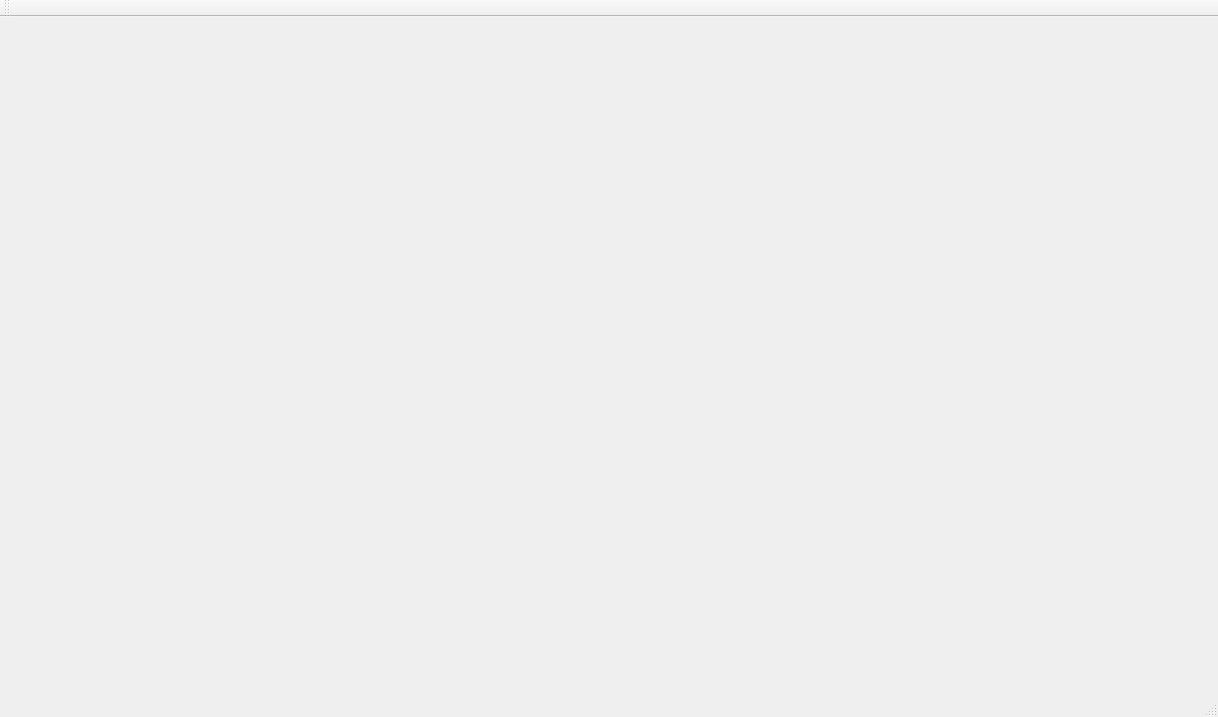
luisjogl/DC-motor-regulator, file mainwindow.ui: the form before one commit.
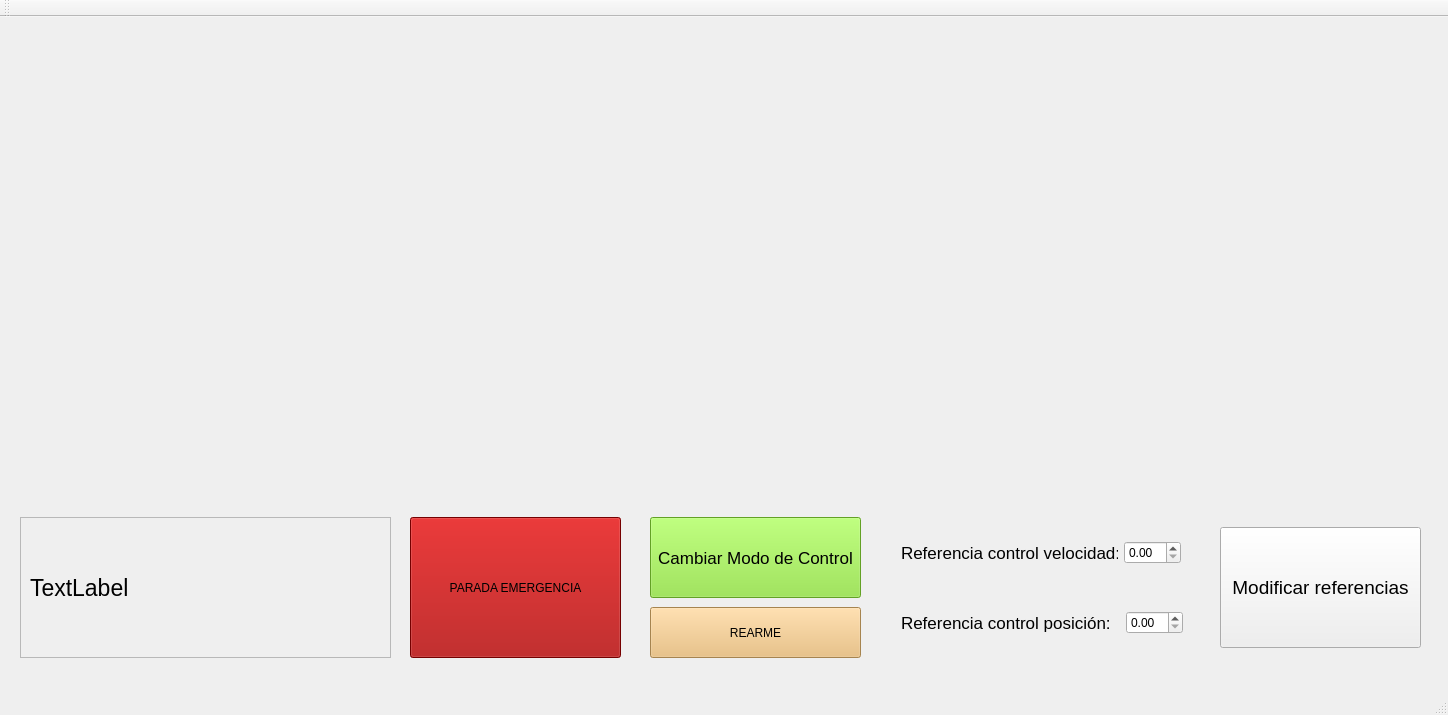
The form after the commit. Custom widgets are drawn as their Qt base class.

Commit message: Mejorada UI y clases PID

What changed in the file:
```diff
--- a/mainwindow.ui
+++ b/mainwindow.ui
@@ -6,8 +6,8 @@
    <rect>
     <x>0</x>
     <y>0</y>
-    <width>1218</width>
-    <height>717</height>
+    <width>1448</width>
+    <height>715</height>
    </rect>
   </property>
   <property name="windowTitle">
@@ -17,12 +17,1407 @@
    <widget class="QCustomPlot" name="customPlot" native="true">
     <property name="geometry">
      <rect>
-      <x>339</x>
-      <y>19</y>
-      <width>851</width>
-      <height>441</height>
-     </rect>
-    </property>
+      <x>360</x>
+      <y>30</y>
+      <width>1061</width>
+      <height>421</height>
+     </rect>
+    </property>
+   </widget>
+   <widget class="QPushButton" name="botonModificarRefs">
+    <property name="geometry">
+     <rect>
+      <x>1220</x>
+      <y>510</y>
+      <width>201</width>
+      <height>121</height>
+     </rect>
+    </property>
+    <property name="font">
+     <font>
+      <pointsize>14</pointsize>
+     </font>
+    </property>
+    <property name="text">
+     <string>Modificar referencias</string>
+    </property>
+   </widget>
+   <widget class="QPushButton" name="botonCambiaModo">
+    <property name="geometry">
+     <rect>
+      <x>650</x>
+      <y>500</y>
+      <width>211</width>
+      <height>81</height>
+     </rect>
+    </property>
+    <property name="palette">
+     <palette>
+      <active>
+       <colorrole role="WindowText">
+        <brush brushstyle="SolidPattern">
+         <color alpha="255">
+          <red>0</red>
+          <green>0</green>
+          <blue>0</blue>
+         </color>
+        </brush>
+       </colorrole>
+       <colorrole role="Button">
+        <brush brushstyle="SolidPattern">
+         <color alpha="255">
+          <red>138</red>
+          <green>226</green>
+          <blue>52</blue>
+         </color>
+        </brush>
+       </colorrole>
+       <colorrole role="Light">
+        <brush brushstyle="SolidPattern">
+         <color alpha="255">
+          <red>198</red>
+          <green>255</green>
+          <blue>143</blue>
+         </color>
+        </brush>
+       </colorrole>
+       <colorrole role="Midlight">
+        <brush brushstyle="SolidPattern">
+         <color alpha="255">
+          <red>168</red>
+          <green>240</green>
+          <blue>97</blue>
+         </color>
+        </brush>
+       </colorrole>
+       <colorrole role="Dark">
+        <brush brushstyle="SolidPattern">
+         <color alpha="255">
+          <red>69</red>
+          <green>113</green>
+          <blue>26</blue>
+         </color>
+        </brush>
+       </colorrole>
+       <colorrole role="Mid">
+        <brush brushstyle="SolidPattern">
+         <color alpha="255">
+          <red>92</red>
+          <green>151</green>
+          <blue>34</blue>
+         </color>
+        </brush>
+       </colorrole>
+       <colorrole role="Text">
+        <brush brushstyle="SolidPattern">
+         <color alpha="255">
+          <red>0</red>
+          <green>0</green>
+          <blue>0</blue>
+         </color>
+        </brush>
+       </colorrole>
+       <colorrole role="BrightText">
+        <brush brushstyle="SolidPattern">
+         <color alpha="255">
+          <red>255</red>
+          <green>255</green>
+          <blue>255</blue>
+         </color>
+        </brush>
+       </colorrole>
+       <colorrole role="ButtonText">
+        <brush brushstyle="SolidPattern">
+         <color alpha="255">
+          <red>0</red>
+          <green>0</green>
+          <blue>0</blue>
+         </color>
+        </brush>
+       </colorrole>
+       <colorrole role="Base">
+        <brush brushstyle="SolidPattern">
+         <color alpha="255">
+          <red>255</red>
+          <green>255</green>
+          <blue>255</blue>
+         </color>
+        </brush>
+       </colorrole>
+       <colorrole role="Window">
+        <brush brushstyle="SolidPattern">
+         <color alpha="255">
+          <red>138</red>
+          <green>226</green>
+          <blue>52</blue>
+         </color>
+        </brush>
+       </colorrole>
+       <colorrole role="Shadow">
+        <brush brushstyle="SolidPattern">
+         <color alpha="255">
+          <red>0</red>
+          <green>0</green>
+          <blue>0</blue>
+         </color>
+        </brush>
+       </colorrole>
+       <colorrole role="AlternateBase">
+        <brush brushstyle="SolidPattern">
+         <color alpha="255">
+          <red>196</red>
+          <green>240</green>
+          <blue>153</blue>
+         </color>
+        </brush>
+       </colorrole>
+       <colorrole role="ToolTipBase">
+        <brush brushstyle="SolidPattern">
+         <color alpha="255">
+          <red>255</red>
+          <green>255</green>
+          <blue>220</blue>
+         </color>
+        </brush>
+       </colorrole>
+       <colorrole role="ToolTipText">
+        <brush brushstyle="SolidPattern">
+         <color alpha="255">
+          <red>0</red>
+          <green>0</green>
+          <blue>0</blue>
+         </color>
+        </brush>
+       </colorrole>
+      </active>
+      <inactive>
+       <colorrole role="WindowText">
+        <brush brushstyle="SolidPattern">
+         <color alpha="255">
+          <red>0</red>
+          <green>0</green>
+          <blue>0</blue>
+         </color>
+        </brush>
+       </colorrole>
+       <colorrole role="Button">
+        <brush brushstyle="SolidPattern">
+         <color alpha="255">
+          <red>138</red>
+          <green>226</green>
+          <blue>52</blue>
+         </color>
+        </brush>
+       </colorrole>
+       <colorrole role="Light">
+        <brush brushstyle="SolidPattern">
+         <color alpha="255">
+          <red>198</red>
+          <green>255</green>
+          <blue>143</blue>
+         </color>
+        </brush>
+       </colorrole>
+       <colorrole role="Midlight">
+        <brush brushstyle="SolidPattern">
+         <color alpha="255">
+          <red>168</red>
+          <green>240</green>
+          <blue>97</blue>
+         </color>
+        </brush>
+       </colorrole>
+       <colorrole role="Dark">
+        <brush brushstyle="SolidPattern">
+         <color alpha="255">
+          <red>69</red>
+          <green>113</green>
+          <blue>26</blue>
+         </color>
+        </brush>
+       </colorrole>
+       <colorrole role="Mid">
+        <brush brushstyle="SolidPattern">
+         <color alpha="255">
+          <red>92</red>
+          <green>151</green>
+          <blue>34</blue>
+         </color>
+        </brush>
+       </colorrole>
+       <colorrole role="Text">
+        <brush brushstyle="SolidPattern">
+         <color alpha="255">
+          <red>0</red>
+          <green>0</green>
+          <blue>0</blue>
+         </color>
+        </brush>
+       </colorrole>
+       <colorrole role="BrightText">
+        <brush brushstyle="SolidPattern">
+         <color alpha="255">
+          <red>255</red>
+          <green>255</green>
+          <blue>255</blue>
+         </color>
+        </brush>
+       </colorrole>
+       <colorrole role="ButtonText">
+        <brush brushstyle="SolidPattern">
+         <color alpha="255">
+          <red>0</red>
+          <green>0</green>
+          <blue>0</blue>
+         </color>
+        </brush>
+       </colorrole>
+       <colorrole role="Base">
+        <brush brushstyle="SolidPattern">
+         <color alpha="255">
+          <red>255</red>
+          <green>255</green>
+          <blue>255</blue>
+         </color>
+        </brush>
+       </colorrole>
+       <colorrole role="Window">
+        <brush brushstyle="SolidPattern">
+         <color alpha="255">
+          <red>138</red>
+          <green>226</green>
+          <blue>52</blue>
+         </color>
+        </brush>
+       </colorrole>
+       <colorrole role="Shadow">
+        <brush brushstyle="SolidPattern">
+         <color alpha="255">
+          <red>0</red>
+          <green>0</green>
+          <blue>0</blue>
+         </color>
+        </brush>
+       </colorrole>
+       <colorrole role="AlternateBase">
+        <brush brushstyle="SolidPattern">
+         <color alpha="255">
+          <red>196</red>
+          <green>240</green>
+          <blue>153</blue>
+         </color>
+        </brush>
+       </colorrole>
+       <colorrole role="ToolTipBase">
+        <brush brushstyle="SolidPattern">
+         <color alpha="255">
+          <red>255</red>
+          <green>255</green>
+          <blue>220</blue>
+         </color>
+        </brush>
+       </colorrole>
+       <colorrole role="ToolTipText">
+        <brush brushstyle="SolidPattern">
+         <color alpha="255">
+          <red>0</red>
+          <green>0</green>
+          <blue>0</blue>
+         </color>
+        </brush>
+       </colorrole>
+      </inactive>
+      <disabled>
+       <colorrole role="WindowText">
+        <brush brushstyle="SolidPattern">
+         <color alpha="255">
+          <red>69</red>
+          <green>113</green>
+          <blue>26</blue>
+         </color>
+        </brush>
+       </colorrole>
+       <colorrole role="Button">
+        <brush brushstyle="SolidPattern">
+         <color alpha="255">
+          <red>138</red>
+          <green>226</green>
+          <blue>52</blue>
+         </color>
+        </brush>
+       </colorrole>
+       <colorrole role="Light">
+        <brush brushstyle="SolidPattern">
+         <color alpha="255">
+          <red>198</red>
+          <green>255</green>
+          <blue>143</blue>
+         </color>
+        </brush>
+       </colorrole>
+       <colorrole role="Midlight">
+        <brush brushstyle="SolidPattern">
+         <color alpha="255">
+          <red>168</red>
+          <green>240</green>
+          <blue>97</blue>
+         </color>
+        </brush>
+       </colorrole>
+       <colorrole role="Dark">
+        <brush brushstyle="SolidPattern">
+         <color alpha="255">
+          <red>69</red>
+          <green>113</green>
+          <blue>26</blue>
+         </color>
+        </brush>
+       </colorrole>
+       <colorrole role="Mid">
+        <brush brushstyle="SolidPattern">
+         <color alpha="255">
+          <red>92</red>
+          <green>151</green>
+          <blue>34</blue>
+         </color>
+        </brush>
+       </colorrole>
+       <colorrole role="Text">
+        <brush brushstyle="SolidPattern">
+         <color alpha="255">
+          <red>69</red>
+          <green>113</green>
+          <blue>26</blue>
+         </color>
+        </brush>
+       </colorrole>
+       <colorrole role="BrightText">
+        <brush brushstyle="SolidPattern">
+         <color alpha="255">
+          <red>255</red>
+          <green>255</green>
+          <blue>255</blue>
+         </color>
+        </brush>
+       </colorrole>
+       <colorrole role="ButtonText">
+        <brush brushstyle="SolidPattern">
+         <color alpha="255">
+          <red>69</red>
+          <green>113</green>
+          <blue>26</blue>
+         </color>
+        </brush>
+       </colorrole>
+       <colorrole role="Base">
+        <brush brushstyle="SolidPattern">
+         <color alpha="255">
+          <red>138</red>
+          <green>226</green>
+          <blue>52</blue>
+         </color>
+        </brush>
+       </colorrole>
+       <colorrole role="Window">
+        <brush brushstyle="SolidPattern">
+         <color alpha="255">
+          <red>138</red>
+          <green>226</green>
+          <blue>52</blue>
+         </color>
+        </brush>
+       </colorrole>
+       <colorrole role="Shadow">
+        <brush brushstyle="SolidPattern">
+         <color alpha="255">
+          <red>0</red>
+          <green>0</green>
+          <blue>0</blue>
+         </color>
+        </brush>
+       </colorrole>
+       <colorrole role="AlternateBase">
+        <brush brushstyle="SolidPattern">
+         <color alpha="255">
+          <red>138</red>
+          <green>226</green>
+          <blue>52</blue>
+         </color>
+        </brush>
+       </colorrole>
+       <colorrole role="ToolTipBase">
+        <brush brushstyle="SolidPattern">
+         <color alpha="255">
+          <red>255</red>
+          <green>255</green>
+          <blue>220</blue>
+         </color>
+        </brush>
+       </colorrole>
+       <colorrole role="ToolTipText">
+        <brush brushstyle="SolidPattern">
+         <color alpha="255">
+          <red>0</red>
+          <green>0</green>
+          <blue>0</blue>
+         </color>
+        </brush>
+       </colorrole>
+      </disabled>
+     </palette>
+    </property>
+    <property name="font">
+     <font>
+      <pointsize>13</pointsize>
+     </font>
+    </property>
+    <property name="text">
+     <string>Cambiar Modo de Control</string>
+    </property>
+   </widget>
+   <widget class="QWidget" name="layoutWidget">
+    <property name="geometry">
+     <rect>
+      <x>890</x>
+      <y>510</y>
+      <width>302</width>
+      <height>51</height>
+     </rect>
+    </property>
+    <layout class="QHBoxLayout" name="horizontalLayout">
+     <item>
+      <widget class="QLabel" name="labelRefVel">
+       <property name="font">
+        <font>
+         <pointsize>13</pointsize>
+        </font>
+       </property>
+       <property name="text">
+        <string>Referencia control velocidad:</string>
+       </property>
+      </widget>
+     </item>
+     <item>
+      <widget class="QDoubleSpinBox" name="spinBoxRefVel"/>
+     </item>
+    </layout>
+   </widget>
+   <widget class="QPushButton" name="botonRearme">
+    <property name="geometry">
+     <rect>
+      <x>650</x>
+      <y>590</y>
+      <width>211</width>
+      <height>51</height>
+     </rect>
+    </property>
+    <property name="palette">
+     <palette>
+      <active>
+       <colorrole role="WindowText">
+        <brush brushstyle="SolidPattern">
+         <color alpha="255">
+          <red>0</red>
+          <green>0</green>
+          <blue>0</blue>
+         </color>
+        </brush>
+       </colorrole>
+       <colorrole role="Button">
+        <brush brushstyle="SolidPattern">
+         <color alpha="255">
+          <red>233</red>
+          <green>185</green>
+          <blue>110</blue>
+         </color>
+        </brush>
+       </colorrole>
+       <colorrole role="Light">
+        <brush brushstyle="SolidPattern">
+         <color alpha="255">
+          <red>255</red>
+          <green>240</green>
+          <blue>215</blue>
+         </color>
+        </brush>
+       </colorrole>
+       <colorrole role="Midlight">
+        <brush brushstyle="SolidPattern">
+         <color alpha="255">
+          <red>244</red>
+          <green>212</green>
+          <blue>162</blue>
+         </color>
+        </brush>
+       </colorrole>
+       <colorrole role="Dark">
+        <brush brushstyle="SolidPattern">
+         <color alpha="255">
+          <red>116</red>
+          <green>92</green>
+          <blue>55</blue>
+         </color>
+        </brush>
+       </colorrole>
+       <colorrole role="Mid">
+        <brush brushstyle="SolidPattern">
+         <color alpha="255">
+          <red>155</red>
+          <green>123</green>
+          <blue>73</blue>
+         </color>
+        </brush>
+       </colorrole>
+       <colorrole role="Text">
+        <brush brushstyle="SolidPattern">
+         <color alpha="255">
+          <red>0</red>
+          <green>0</green>
+          <blue>0</blue>
+         </color>
+        </brush>
+       </colorrole>
+       <colorrole role="BrightText">
+        <brush brushstyle="SolidPattern">
+         <color alpha="255">
+          <red>255</red>
+          <green>255</green>
+          <blue>255</blue>
+         </color>
+        </brush>
+       </colorrole>
+       <colorrole role="ButtonText">
+        <brush brushstyle="SolidPattern">
+         <color alpha="255">
+          <red>0</red>
+          <green>0</green>
+          <blue>0</blue>
+         </color>
+        </brush>
+       </colorrole>
+       <colorrole role="Base">
+        <brush brushstyle="SolidPattern">
+         <color alpha="255">
+          <red>255</red>
+          <green>255</green>
+          <blue>255</blue>
+         </color>
+        </brush>
+       </colorrole>
+       <colorrole role="Window">
+        <brush brushstyle="SolidPattern">
+         <color alpha="255">
+          <red>233</red>
+          <green>185</green>
+          <blue>110</blue>
+         </color>
+        </brush>
+       </colorrole>
+       <colorrole role="Shadow">
+        <brush brushstyle="SolidPattern">
+         <color alpha="255">
+          <red>0</red>
+          <green>0</green>
+          <blue>0</blue>
+         </color>
+        </brush>
+       </colorrole>
+       <colorrole role="AlternateBase">
+        <brush brushstyle="SolidPattern">
+         <color alpha="255">
+          <red>244</red>
+          <green>220</green>
+          <blue>182</blue>
+         </color>
+        </brush>
+       </colorrole>
+       <colorrole role="ToolTipBase">
+        <brush brushstyle="SolidPattern">
+         <color alpha="255">
+          <red>255</red>
+          <green>255</green>
+          <blue>220</blue>
+         </color>
+        </brush>
+       </colorrole>
+       <colorrole role="ToolTipText">
+        <brush brushstyle="SolidPattern">
+         <color alpha="255">
+          <red>0</red>
+          <green>0</green>
+          <blue>0</blue>
+         </color>
+        </brush>
+       </colorrole>
+      </active>
+      <inactive>
+       <colorrole role="WindowText">
+        <brush brushstyle="SolidPattern">
+         <color alpha="255">
+          <red>0</red>
+          <green>0</green>
+          <blue>0</blue>
+         </color>
+        </brush>
+       </colorrole>
+       <colorrole role="Button">
+        <brush brushstyle="SolidPattern">
+         <color alpha="255">
+          <red>233</red>
+          <green>185</green>
+          <blue>110</blue>
+         </color>
+        </brush>
+       </colorrole>
+       <colorrole role="Light">
+        <brush brushstyle="SolidPattern">
+         <color alpha="255">
+          <red>255</red>
+          <green>240</green>
+          <blue>215</blue>
+         </color>
+        </brush>
+       </colorrole>
+       <colorrole role="Midlight">
+        <brush brushstyle="SolidPattern">
+         <color alpha="255">
+          <red>244</red>
+          <green>212</green>
+          <blue>162</blue>
+         </color>
+        </brush>
+       </colorrole>
+       <colorrole role="Dark">
+        <brush brushstyle="SolidPattern">
+         <color alpha="255">
+          <red>116</red>
+          <green>92</green>
+          <blue>55</blue>
+         </color>
+        </brush>
+       </colorrole>
+       <colorrole role="Mid">
+        <brush brushstyle="SolidPattern">
+         <color alpha="255">
+          <red>155</red>
+          <green>123</green>
+          <blue>73</blue>
+         </color>
+        </brush>
+       </colorrole>
+       <colorrole role="Text">
+        <brush brushstyle="SolidPattern">
+         <color alpha="255">
+          <red>0</red>
+          <green>0</green>
+          <blue>0</blue>
+         </color>
+        </brush>
+       </colorrole>
+       <colorrole role="BrightText">
+        <brush brushstyle="SolidPattern">
+         <color alpha="255">
+          <red>255</red>
+          <green>255</green>
+          <blue>255</blue>
+         </color>
+        </brush>
+       </colorrole>
+       <colorrole role="ButtonText">
+        <brush brushstyle="SolidPattern">
+         <color alpha="255">
+          <red>0</red>
+          <green>0</green>
+          <blue>0</blue>
+         </color>
+        </brush>
+       </colorrole>
+       <colorrole role="Base">
+        <brush brushstyle="SolidPattern">
+         <color alpha="255">
+          <red>255</red>
+          <green>255</green>
+          <blue>255</blue>
+         </color>
+        </brush>
+       </colorrole>
+       <colorrole role="Window">
+        <brush brushstyle="SolidPattern">
+         <color alpha="255">
+          <red>233</red>
+          <green>185</green>
+          <blue>110</blue>
+         </color>
+        </brush>
+       </colorrole>
+       <colorrole role="Shadow">
+        <brush brushstyle="SolidPattern">
+         <color alpha="255">
+          <red>0</red>
+          <green>0</green>
+          <blue>0</blue>
+         </color>
+        </brush>
+       </colorrole>
+       <colorrole role="AlternateBase">
+        <brush brushstyle="SolidPattern">
+         <color alpha="255">
+          <red>244</red>
+          <green>220</green>
+          <blue>182</blue>
+         </color>
+        </brush>
+       </colorrole>
+       <colorrole role="ToolTipBase">
+        <brush brushstyle="SolidPattern">
+         <color alpha="255">
+          <red>255</red>
+          <green>255</green>
+          <blue>220</blue>
+         </color>
+        </brush>
+       </colorrole>
+       <colorrole role="ToolTipText">
+        <brush brushstyle="SolidPattern">
+         <color alpha="255">
+          <red>0</red>
+          <green>0</green>
+          <blue>0</blue>
+         </color>
+        </brush>
+       </colorrole>
+      </inactive>
+      <disabled>
+       <colorrole role="WindowText">
+        <brush brushstyle="SolidPattern">
+         <color alpha="255">
+          <red>116</red>
+          <green>92</green>
+          <blue>55</blue>
+         </color>
+        </brush>
+       </colorrole>
+       <colorrole role="Button">
+        <brush brushstyle="SolidPattern">
+         <color alpha="255">
+          <red>233</red>
+          <green>185</green>
+          <blue>110</blue>
+         </color>
+        </brush>
+       </colorrole>
+       <colorrole role="Light">
+        <brush brushstyle="SolidPattern">
+         <color alpha="255">
+          <red>255</red>
+          <green>240</green>
+          <blue>215</blue>
+         </color>
+        </brush>
+       </colorrole>
+       <colorrole role="Midlight">
+        <brush brushstyle="SolidPattern">
+         <color alpha="255">
+          <red>244</red>
+          <green>212</green>
+          <blue>162</blue>
+         </color>
+        </brush>
+       </colorrole>
+       <colorrole role="Dark">
+        <brush brushstyle="SolidPattern">
+         <color alpha="255">
+          <red>116</red>
+          <green>92</green>
+          <blue>55</blue>
+         </color>
+        </brush>
+       </colorrole>
+       <colorrole role="Mid">
+        <brush brushstyle="SolidPattern">
+         <color alpha="255">
+          <red>155</red>
+          <green>123</green>
+          <blue>73</blue>
+         </color>
+        </brush>
+       </colorrole>
+       <colorrole role="Text">
+        <brush brushstyle="SolidPattern">
+         <color alpha="255">
+          <red>116</red>
+          <green>92</green>
+          <blue>55</blue>
+         </color>
+        </brush>
+       </colorrole>
+       <colorrole role="BrightText">
+        <brush brushstyle="SolidPattern">
+         <color alpha="255">
+          <red>255</red>
+          <green>255</green>
+          <blue>255</blue>
+         </color>
+        </brush>
+       </colorrole>
+       <colorrole role="ButtonText">
+        <brush brushstyle="SolidPattern">
+         <color alpha="255">
+          <red>116</red>
+          <green>92</green>
+          <blue>55</blue>
+         </color>
+        </brush>
+       </colorrole>
+       <colorrole role="Base">
+        <brush brushstyle="SolidPattern">
+         <color alpha="255">
+          <red>233</red>
+          <green>185</green>
+          <blue>110</blue>
+         </color>
+        </brush>
+       </colorrole>
+       <colorrole role="Window">
+        <brush brushstyle="SolidPattern">
+         <color alpha="255">
+          <red>233</red>
+          <green>185</green>
+          <blue>110</blue>
+         </color>
+        </brush>
+       </colorrole>
+       <colorrole role="Shadow">
+        <brush brushstyle="SolidPattern">
+         <color alpha="255">
+          <red>0</red>
+          <green>0</green>
+          <blue>0</blue>
+         </color>
+        </brush>
+       </colorrole>
+       <colorrole role="AlternateBase">
+        <brush brushstyle="SolidPattern">
+         <color alpha="255">
+          <red>233</red>
+          <green>185</green>
+          <blue>110</blue>
+         </color>
+        </brush>
+       </colorrole>
+       <colorrole role="ToolTipBase">
+        <brush brushstyle="SolidPattern">
+         <color alpha="255">
+          <red>255</red>
+          <green>255</green>
+          <blue>220</blue>
+         </color>
+        </brush>
+       </colorrole>
+       <colorrole role="ToolTipText">
+        <brush brushstyle="SolidPattern">
+         <color alpha="255">
+          <red>0</red>
+          <green>0</green>
+          <blue>0</blue>
+         </color>
+        </brush>
+       </colorrole>
+      </disabled>
+     </palette>
+    </property>
+    <property name="text">
+     <string>REARME</string>
+    </property>
+   </widget>
+   <widget class="QPushButton" name="botonParadaEmergencia">
+    <property name="geometry">
+     <rect>
+      <x>410</x>
+      <y>500</y>
+      <width>211</width>
+      <height>141</height>
+     </rect>
+    </property>
+    <property name="palette">
+     <palette>
+      <active>
+       <colorrole role="WindowText">
+        <brush brushstyle="SolidPattern">
+         <color alpha="255">
+          <red>0</red>
+          <green>0</green>
+          <blue>0</blue>
+         </color>
+        </brush>
+       </colorrole>
+       <colorrole role="Button">
+        <brush brushstyle="SolidPattern">
+         <color alpha="255">
+          <red>164</red>
+          <green>0</green>
+          <blue>0</blue>
+         </color>
+        </brush>
+       </colorrole>
+       <colorrole role="Light">
+        <brush brushstyle="SolidPattern">
+         <color alpha="255">
+          <red>246</red>
+          <green>0</green>
+          <blue>0</blue>
+         </color>
+        </brush>
+       </colorrole>
+       <colorrole role="Midlight">
+        <brush brushstyle="SolidPattern">
+         <color alpha="255">
+          <red>205</red>
+          <green>0</green>
+          <blue>0</blue>
+         </color>
+        </brush>
+       </colorrole>
+       <colorrole role="Dark">
+        <brush brushstyle="SolidPattern">
+         <color alpha="255">
+          <red>82</red>
+          <green>0</green>
+          <blue>0</blue>
+         </color>
+        </brush>
+       </colorrole>
+       <colorrole role="Mid">
+        <brush brushstyle="SolidPattern">
+         <color alpha="255">
+          <red>109</red>
+          <green>0</green>
+          <blue>0</blue>
+         </color>
+        </brush>
+       </colorrole>
+       <colorrole role="Text">
+        <brush brushstyle="SolidPattern">
+         <color alpha="255">
+          <red>0</red>
+          <green>0</green>
+          <blue>0</blue>
+         </color>
+        </brush>
+       </colorrole>
+       <colorrole role="BrightText">
+        <brush brushstyle="SolidPattern">
+         <color alpha="255">
+          <red>255</red>
+          <green>255</green>
+          <blue>255</blue>
+         </color>
+        </brush>
+       </colorrole>
+       <colorrole role="ButtonText">
+        <brush brushstyle="SolidPattern">
+         <color alpha="255">
+          <red>0</red>
+          <green>0</green>
+          <blue>0</blue>
+         </color>
+        </brush>
+       </colorrole>
+       <colorrole role="Base">
+        <brush brushstyle="SolidPattern">
+         <color alpha="255">
+          <red>255</red>
+          <green>255</green>
+          <blue>255</blue>
+         </color>
+        </brush>
+       </colorrole>
+       <colorrole role="Window">
+        <brush brushstyle="SolidPattern">
+         <color alpha="255">
+          <red>164</red>
+          <green>0</green>
+          <blue>0</blue>
+         </color>
+        </brush>
+       </colorrole>
+       <colorrole role="Shadow">
+        <brush brushstyle="SolidPattern">
+         <color alpha="255">
+          <red>0</red>
+          <green>0</green>
+          <blue>0</blue>
+         </color>
+        </brush>
+       </colorrole>
+       <colorrole role="AlternateBase">
+        <brush brushstyle="SolidPattern">
+         <color alpha="255">
+          <red>209</red>
+          <green>127</green>
+          <blue>127</blue>
+         </color>
+        </brush>
+       </colorrole>
+       <colorrole role="ToolTipBase">
+        <brush brushstyle="SolidPattern">
+         <color alpha="255">
+          <red>255</red>
+          <green>255</green>
+          <blue>220</blue>
+         </color>
+        </brush>
+       </colorrole>
+       <colorrole role="ToolTipText">
+        <brush brushstyle="SolidPattern">
+         <color alpha="255">
+          <red>0</red>
+          <green>0</green>
+          <blue>0</blue>
+         </color>
+        </brush>
+       </colorrole>
+      </active>
+      <inactive>
+       <colorrole role="WindowText">
+        <brush brushstyle="SolidPattern">
+         <color alpha="255">
+          <red>0</red>
+          <green>0</green>
+          <blue>0</blue>
+         </color>
+        </brush>
+       </colorrole>
+       <colorrole role="Button">
+        <brush brushstyle="SolidPattern">
+         <color alpha="255">
+          <red>164</red>
+          <green>0</green>
+          <blue>0</blue>
+         </color>
+        </brush>
+       </colorrole>
+       <colorrole role="Light">
+        <brush brushstyle="SolidPattern">
+         <color alpha="255">
+          <red>246</red>
+          <green>0</green>
+          <blue>0</blue>
+         </color>
+        </brush>
+       </colorrole>
+       <colorrole role="Midlight">
+        <brush brushstyle="SolidPattern">
+         <color alpha="255">
+          <red>205</red>
+          <green>0</green>
+          <blue>0</blue>
+         </color>
+        </brush>
+       </colorrole>
+       <colorrole role="Dark">
+        <brush brushstyle="SolidPattern">
+         <color alpha="255">
+          <red>82</red>
+          <green>0</green>
+          <blue>0</blue>
+         </color>
+        </brush>
+       </colorrole>
+       <colorrole role="Mid">
+        <brush brushstyle="SolidPattern">
+         <color alpha="255">
+          <red>109</red>
+          <green>0</green>
+          <blue>0</blue>
+         </color>
+        </brush>
+       </colorrole>
+       <colorrole role="Text">
+        <brush brushstyle="SolidPattern">
+         <color alpha="255">
+          <red>0</red>
+          <green>0</green>
+          <blue>0</blue>
+         </color>
+        </brush>
+       </colorrole>
+       <colorrole role="BrightText">
+        <brush brushstyle="SolidPattern">
+         <color alpha="255">
+          <red>255</red>
+          <green>255</green>
+          <blue>255</blue>
+         </color>
+        </brush>
+       </colorrole>
+       <colorrole role="ButtonText">
+        <brush brushstyle="SolidPattern">
+         <color alpha="255">
+          <red>0</red>
+          <green>0</green>
+          <blue>0</blue>
+         </color>
+        </brush>
+       </colorrole>
+       <colorrole role="Base">
+        <brush brushstyle="SolidPattern">
+         <color alpha="255">
+          <red>255</red>
+          <green>255</green>
+          <blue>255</blue>
+         </color>
+        </brush>
+       </colorrole>
+       <colorrole role="Window">
+        <brush brushstyle="SolidPattern">
+         <color alpha="255">
+          <red>164</red>
+          <green>0</green>
+          <blue>0</blue>
+         </color>
+        </brush>
+       </colorrole>
+       <colorrole role="Shadow">
+        <brush brushstyle="SolidPattern">
+         <color alpha="255">
+          <red>0</red>
+          <green>0</green>
+          <blue>0</blue>
+         </color>
+        </brush>
+       </colorrole>
+       <colorrole role="AlternateBase">
+        <brush brushstyle="SolidPattern">
+         <color alpha="255">
+          <red>209</red>
+          <green>127</green>
+          <blue>127</blue>
+         </color>
+        </brush>
+       </colorrole>
+       <colorrole role="ToolTipBase">
+        <brush brushstyle="SolidPattern">
+         <color alpha="255">
+          <red>255</red>
+          <green>255</green>
+          <blue>220</blue>
+         </color>
+        </brush>
+       </colorrole>
+       <colorrole role="ToolTipText">
+        <brush brushstyle="SolidPattern">
+         <color alpha="255">
+          <red>0</red>
+          <green>0</green>
+          <blue>0</blue>
+         </color>
+        </brush>
+       </colorrole>
+      </inactive>
+      <disabled>
+       <colorrole role="WindowText">
+        <brush brushstyle="SolidPattern">
+         <color alpha="255">
+          <red>82</red>
+          <green>0</green>
+          <blue>0</blue>
+         </color>
+        </brush>
+       </colorrole>
+       <colorrole role="Button">
+        <brush brushstyle="SolidPattern">
+         <color alpha="255">
+          <red>164</red>
+          <green>0</green>
+          <blue>0</blue>
+         </color>
+        </brush>
+       </colorrole>
+       <colorrole role="Light">
+        <brush brushstyle="SolidPattern">
+         <color alpha="255">
+          <red>246</red>
+          <green>0</green>
+          <blue>0</blue>
+         </color>
+        </brush>
+       </colorrole>
+       <colorrole role="Midlight">
+        <brush brushstyle="SolidPattern">
+         <color alpha="255">
+          <red>205</red>
+          <green>0</green>
+          <blue>0</blue>
+         </color>
+        </brush>
+       </colorrole>
+       <colorrole role="Dark">
+        <brush brushstyle="SolidPattern">
+         <color alpha="255">
+          <red>82</red>
+          <green>0</green>
+          <blue>0</blue>
+         </color>
+        </brush>
+       </colorrole>
+       <colorrole role="Mid">
+        <brush brushstyle="SolidPattern">
+         <color alpha="255">
+          <red>109</red>
+          <green>0</green>
+          <blue>0</blue>
+         </color>
+        </brush>
+       </colorrole>
+       <colorrole role="Text">
+        <brush brushstyle="SolidPattern">
+         <color alpha="255">
+          <red>82</red>
+          <green>0</green>
+          <blue>0</blue>
+         </color>
+        </brush>
+       </colorrole>
+       <colorrole role="BrightText">
+        <brush brushstyle="SolidPattern">
+         <color alpha="255">
+          <red>255</red>
+          <green>255</green>
+          <blue>255</blue>
+         </color>
+        </brush>
+       </colorrole>
+       <colorrole role="ButtonText">
+        <brush brushstyle="SolidPattern">
+         <color alpha="255">
+          <red>82</red>
+          <green>0</green>
+          <blue>0</blue>
+         </color>
+        </brush>
+       </colorrole>
+       <colorrole role="Base">
+        <brush brushstyle="SolidPattern">
+         <color alpha="255">
+          <red>164</red>
+          <green>0</green>
+          <blue>0</blue>
+         </color>
+        </brush>
+       </colorrole>
+       <colorrole role="Window">
+        <brush brushstyle="SolidPattern">
+         <color alpha="255">
+          <red>164</red>
+          <green>0</green>
+          <blue>0</blue>
+         </color>
+        </brush>
+       </colorrole>
+       <colorrole role="Shadow">
+        <brush brushstyle="SolidPattern">
+         <color alpha="255">
+          <red>0</red>
+          <green>0</green>
+          <blue>0</blue>
+         </color>
+        </brush>
+       </colorrole>
+       <colorrole role="AlternateBase">
+        <brush brushstyle="SolidPattern">
+         <color alpha="255">
+          <red>164</red>
+          <green>0</green>
+          <blue>0</blue>
+         </color>
+        </brush>
+       </colorrole>
+       <colorrole role="ToolTipBase">
+        <brush brushstyle="SolidPattern">
+         <color alpha="255">
+          <red>255</red>
+          <green>255</green>
+          <blue>220</blue>
+         </color>
+        </brush>
+       </colorrole>
+       <colorrole role="ToolTipText">
+        <brush brushstyle="SolidPattern">
+         <color alpha="255">
+          <red>0</red>
+          <green>0</green>
+          <blue>0</blue>
+         </color>
+        </brush>
+       </colorrole>
+      </disabled>
+     </palette>
+    </property>
+    <property name="text">
+     <string>PARADA EMERGENCIA</string>
+    </property>
+   </widget>
+   <widget class="QWidget" name="layoutWidget_2">
+    <property name="geometry">
+     <rect>
+      <x>890</x>
+      <y>580</y>
+      <width>304</width>
+      <height>51</height>
+     </rect>
+    </property>
+    <layout class="QHBoxLayout" name="horizontalLayout_2">
+     <item>
+      <widget class="QLabel" name="labelRefVel_2">
+       <property name="font">
+        <font>
+         <pointsize>13</pointsize>
+        </font>
+       </property>
+       <property name="text">
+        <string>Referencia control posición:  </string>
+       </property>
+      </widget>
+     </item>
+     <item>
+      <widget class="QDoubleSpinBox" name="spinBoxRefVel_2"/>
+     </item>
+    </layout>
+   </widget>
+   <widget class="QFrame" name="frame">
+    <property name="geometry">
+     <rect>
+      <x>20</x>
+      <y>500</y>
+      <width>371</width>
+      <height>141</height>
+     </rect>
+    </property>
+    <property name="frameShape">
+     <enum>QFrame::StyledPanel</enum>
+    </property>
+    <property name="frameShadow">
+     <enum>QFrame::Raised</enum>
+    </property>
+    <widget class="QLabel" name="labelEstado">
+     <property name="geometry">
+      <rect>
+       <x>10</x>
+       <y>10</y>
+       <width>351</width>
+       <height>121</height>
+      </rect>
+     </property>
+     <property name="font">
+      <font>
+       <pointsize>17</pointsize>
+      </font>
+     </property>
+     <property name="text">
+      <string>TextLabel</string>
+     </property>
+    </widget>
    </widget>
   </widget>
   <widget class="QMenuBar" name="menuBar">
```
Left out of the diff: 2 changed lines with no effect on the pictures. The commit also changes 6 other files.
